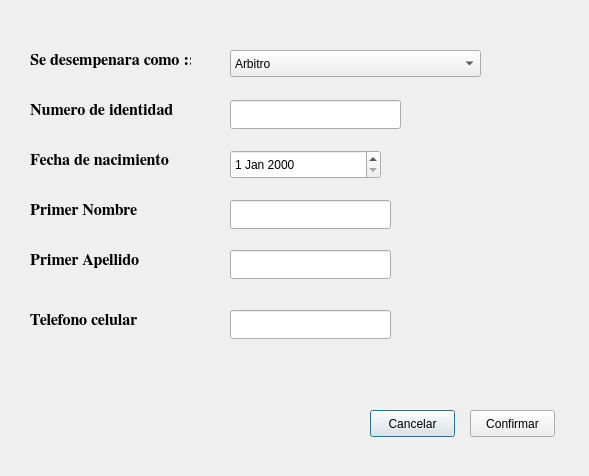
The window that CrearPersona.ui (Jeancasoto/ThePlaceToBet) describes before a commit, drawn with Qt 5.
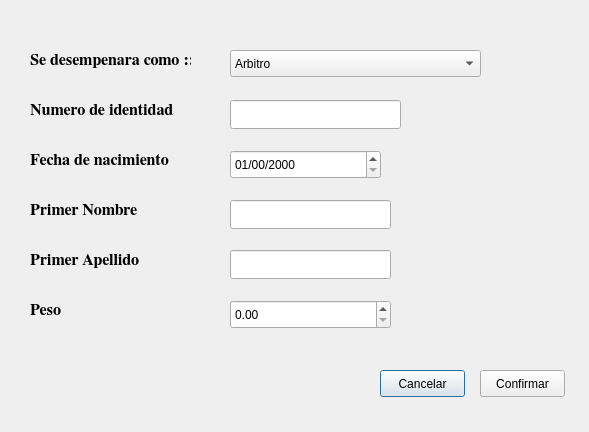
The same window after the commit.

Commit message: fixed gui crear persona

What changed in the file:
```diff
--- a/CrearPersona.ui
+++ b/CrearPersona.ui
@@ -7,7 +7,7 @@
     <x>0</x>
     <y>0</y>
     <width>589</width>
-    <height>476</height>
+    <height>432</height>
    </rect>
   </property>
   <property name="windowTitle">
@@ -118,27 +118,6 @@
     <string>Primer Apellido</string>
    </property>
   </widget>
-  <widget class="QLabel" name="label_9">
-   <property name="geometry">
-    <rect>
-     <x>30</x>
-     <y>310</y>
-     <width>151</width>
-     <height>21</height>
-    </rect>
-   </property>
-   <property name="font">
-    <font>
-     <family>FreeSerif</family>
-     <pointsize>12</pointsize>
-     <weight>75</weight>
-     <bold>true</bold>
-    </font>
-   </property>
-   <property name="text">
-    <string>Telefono celular</string>
-   </property>
-  </widget>
   <widget class="QLabel" name="label_10">
    <property name="geometry">
     <rect>
@@ -169,6 +148,9 @@
      <height>29</height>
     </rect>
    </property>
+   <property name="displayFormat">
+    <string>dd/mm/yyyy</string>
+   </property>
   </widget>
   <widget class="QLineEdit" name="numero_dentidad">
    <property name="geometry">
@@ -200,16 +182,6 @@
     </rect>
    </property>
   </widget>
-  <widget class="QLineEdit" name="telefono_celular">
-   <property name="geometry">
-    <rect>
-     <x>230</x>
-     <y>310</y>
-     <width>161</width>
-     <height>29</height>
-    </rect>
-   </property>
-  </widget>
   <widget class="QComboBox" name="combo_box_desempeno">
    <property name="geometry">
     <rect>
@@ -244,8 +216,8 @@
   <widget class="QPushButton" name="boton_cancelar">
    <property name="geometry">
     <rect>
-     <x>370</x>
-     <y>410</y>
+     <x>380</x>
+     <y>370</y>
      <width>85</width>
      <height>27</height>
     </rect>
@@ -257,8 +229,8 @@
   <widget class="QPushButton" name="boton_confirmar">
    <property name="geometry">
     <rect>
-     <x>470</x>
-     <y>410</y>
+     <x>480</x>
+     <y>370</y>
      <width>85</width>
      <height>27</height>
     </rect>
@@ -267,6 +239,37 @@
     <string>Confirmar</string>
    </property>
   </widget>
+  <widget class="QLabel" name="label_11">
+   <property name="geometry">
+    <rect>
+     <x>30</x>
+     <y>300</y>
+     <width>151</width>
+     <height>21</height>
+    </rect>
+   </property>
+   <property name="font">
+    <font>
+     <family>FreeSerif</family>
+     <pointsize>12</pointsize>
+     <weight>75</weight>
+     <bold>true</bold>
+    </font>
+   </property>
+   <property name="text">
+    <string>Peso</string>
+   </property>
+  </widget>
+  <widget class="QDoubleSpinBox" name="doubleSpinBox">
+   <property name="geometry">
+    <rect>
+     <x>230</x>
+     <y>300</y>
+     <width>161</width>
+     <height>29</height>
+    </rect>
+   </property>
+  </widget>
  </widget>
  <resources/>
  <connections/>
```
The commit also changes 1 other file.
